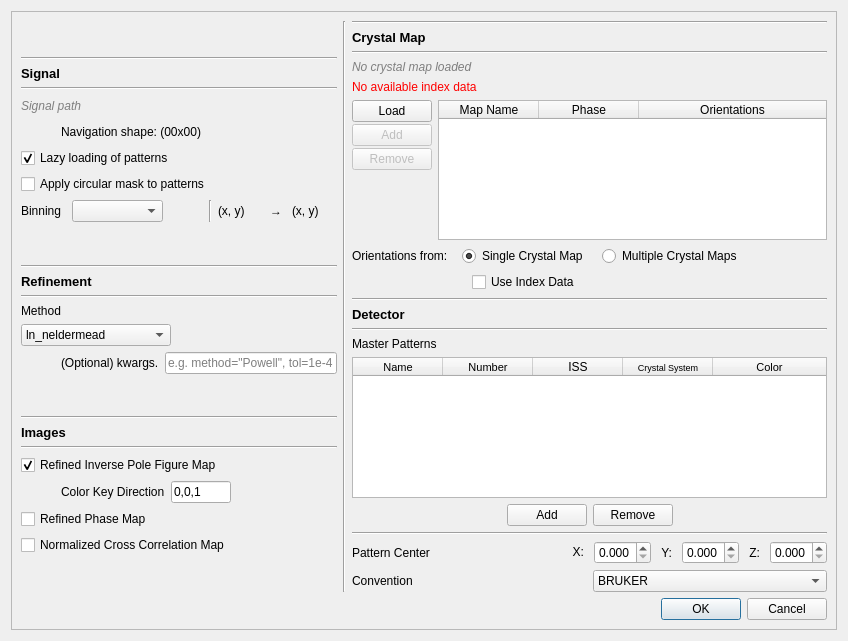
First picture: the form in ui/refine_setup.ui, repository EBSP-Indexer/EBSP-Indexer, before the edit.
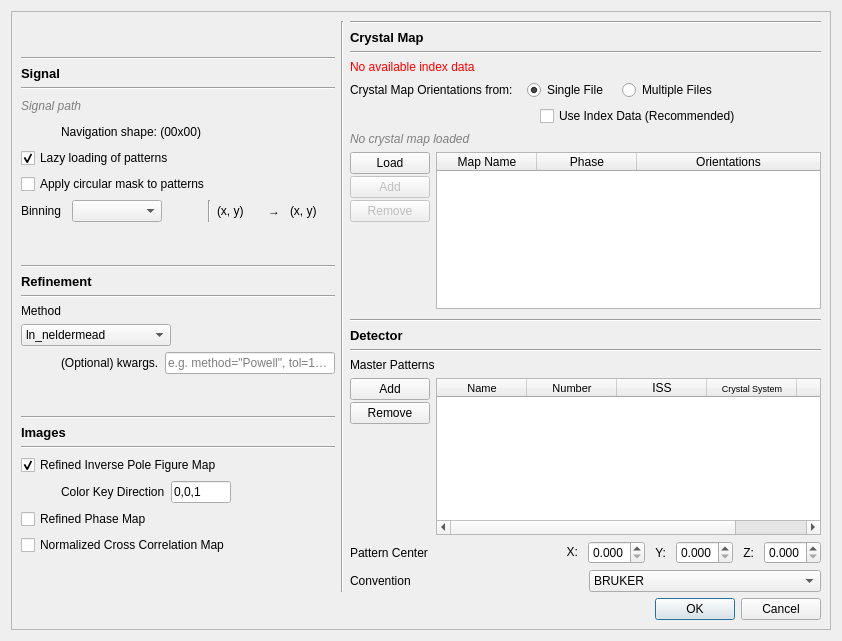
Second picture: the form after the edit.

Diff of the .ui file:
```diff
--- a/ui/refine_setup.ui
+++ b/ui/refine_setup.ui
@@ -6,7 +6,7 @@
    <rect>
     <x>0</x>
     <y>0</y>
-    <width>848</width>
+    <width>842</width>
     <height>641</height>
    </rect>
   </property>
@@ -575,7 +575,7 @@
        </widget>
       </item>
       <item row="2" column="3">
-       <layout class="QVBoxLayout" name="verticalLayout_2" stretch="0,0,0,0,0,0,0,0,0,0,0,0,0,0,0,0,0,0,0,1">
+       <layout class="QVBoxLayout" name="verticalLayout_2" stretch="0,0,0,0,0,0,0,0,0,0,0,0,0,0,0,0,0,1">
         <item>
          <widget class="Line" name="line_4">
           <property name="orientation">
@@ -604,27 +604,6 @@
           </property>
          </widget>
         </item>
-        <item>
-         <layout class="QHBoxLayout" name="horizontalLayout_5">
-          <item>
-           <widget class="QLabel" name="labelXmapPath">
-            <property name="font">
-             <font>
-              <weight>50</weight>
-              <italic>true</italic>
-              <bold>false</bold>
-             </font>
-            </property>
-            <property name="styleSheet">
-             <string notr="true">color: rgb(127, 127, 127);</string>
-            </property>
-            <property name="text">
-             <string>No crystal map loaded</string>
-            </property>
-           </widget>
-          </item>
-         </layout>
-        </item>
         <item>
          <widget class="QLabel" name="labelIndexDataStatus">
           <property name="styleSheet">
@@ -635,6 +614,138 @@
           </property>
          </widget>
         </item>
+        <item>
+         <layout class="QHBoxLayout" name="horizontalLayout_6">
+          <property name="spacing">
+           <number>14</number>
+          </property>
+          <item>
+           <widget class="QLabel" name="label_13">
+            <property name="text">
+             <string>Crystal Map Orientations from:</string>
+            </property>
+           </widget>
+          </item>
+          <item>
+           <widget class="QRadioButton" name="radioButtonSingleXmap">
+            <property name="enabled">
+             <bool>true</bool>
+            </property>
+            <property name="toolTip">
+             <string>&lt;html&gt;&lt;head/&gt;&lt;body&gt;&lt;p&gt;Refine orientations from a single crystal map. Should be used on Crystal Maps with only one phase. &lt;/p&gt;&lt;/body&gt;&lt;/html&gt;</string>
+            </property>
+            <property name="text">
+             <string>Single File</string>
+            </property>
+            <property name="checkable">
+             <bool>true</bool>
+            </property>
+            <property name="checked">
+             <bool>true</bool>
+            </property>
+           </widget>
+          </item>
+          <item>
+           <widget class="QRadioButton" name="radioButtonMultipleXmap">
+            <property name="enabled">
+             <bool>true</bool>
+            </property>
+            <property name="toolTip">
+             <string>&lt;html&gt;&lt;head/&gt;&lt;body&gt;&lt;p&gt;Refine orientations from multiple crystal maps to achieve a better merged results. Recommended when there are multiple phases present. &lt;/p&gt;&lt;/body&gt;&lt;/html&gt;</string>
+            </property>
+            <property name="text">
+             <string>Multiple Files</string>
+            </property>
+            <property name="checkable">
+             <bool>true</bool>
+            </property>
+           </widget>
+          </item>
+          <item>
+           <spacer name="horizontalSpacer_13">
+            <property name="orientation">
+             <enum>Qt::Horizontal</enum>
+            </property>
+            <property name="sizeHint" stdset="0">
+             <size>
+              <width>40</width>
+              <height>20</height>
+             </size>
+            </property>
+           </spacer>
+          </item>
+         </layout>
+        </item>
+        <item>
+         <layout class="QHBoxLayout" name="horizontalLayout_2">
+          <item>
+           <spacer name="horizontalSpacer_9">
+            <property name="orientation">
+             <enum>Qt::Horizontal</enum>
+            </property>
+            <property name="sizeType">
+             <enum>QSizePolicy::Fixed</enum>
+            </property>
+            <property name="sizeHint" stdset="0">
+             <size>
+              <width>190</width>
+              <height>0</height>
+             </size>
+            </property>
+           </spacer>
+          </item>
+          <item>
+           <widget class="QCheckBox" name="checkBoxData">
+            <property name="enabled">
+             <bool>true</bool>
+            </property>
+            <property name="toolTip">
+             <string>&lt;html&gt;&lt;head/&gt;&lt;body&gt;&lt;p&gt;Use saved indexing data (*.npy) to include more orientations which will be refined, should be used with multiple phases.&lt;/p&gt;&lt;/body&gt;&lt;/html&gt;</string>
+            </property>
+            <property name="text">
+             <string>Use Index Data (Recommended)</string>
+            </property>
+            <property name="checked">
+             <bool>false</bool>
+            </property>
+           </widget>
+          </item>
+          <item>
+           <spacer name="horizontalSpacer_5">
+            <property name="orientation">
+             <enum>Qt::Horizontal</enum>
+            </property>
+            <property name="sizeHint" stdset="0">
+             <size>
+              <width>40</width>
+              <height>20</height>
+             </size>
+            </property>
+           </spacer>
+          </item>
+         </layout>
+        </item>
+        <item>
+         <layout class="QHBoxLayout" name="horizontalLayout_5">
+          <item>
+           <widget class="QLabel" name="labelXmapPath">
+            <property name="font">
+             <font>
+              <weight>50</weight>
+              <italic>true</italic>
+              <bold>false</bold>
+             </font>
+            </property>
+            <property name="styleSheet">
+             <string notr="true">color: rgb(127, 127, 127);</string>
+            </property>
+            <property name="text">
+             <string>No crystal map loaded</string>
+            </property>
+           </widget>
+          </item>
+         </layout>
+        </item>
         <item>
          <layout class="QHBoxLayout" name="layoutIndexData"/>
         </item>
@@ -738,62 +849,6 @@
           </item>
          </layout>
         </item>
-        <item>
-         <layout class="QHBoxLayout" name="horizontalLayout_6">
-          <property name="spacing">
-           <number>14</number>
-          </property>
-          <item>
-           <widget class="QLabel" name="label_13">
-            <property name="text">
-             <string>Orientations from:</string>
-            </property>
-           </widget>
-          </item>
-          <item>
-           <widget class="QRadioButton" name="radioButtonSingleXmap">
-            <property name="enabled">
-             <bool>true</bool>
-            </property>
-            <property name="text">
-             <string>Single Crystal Map</string>
-            </property>
-            <property name="checkable">
-             <bool>true</bool>
-            </property>
-            <property name="checked">
-             <bool>true</bool>
-            </property>
-           </widget>
-          </item>
-          <item>
-           <widget class="QRadioButton" name="radioButtonMultipleXmap">
-            <property name="enabled">
-             <bool>true</bool>
-            </property>
-            <property name="text">
-             <string>Multiple Crystal Maps</string>
-            </property>
-            <property name="checkable">
-             <bool>true</bool>
-            </property>
-           </widget>
-          </item>
-          <item>
-           <spacer name="horizontalSpacer_13">
-            <property name="orientation">
-             <enum>Qt::Horizontal</enum>
-            </property>
-            <property name="sizeHint" stdset="0">
-             <size>
-              <width>40</width>
-              <height>20</height>
-             </size>
-            </property>
-           </spacer>
-          </item>
-         </layout>
-        </item>
         <item>
          <spacer name="verticalSpacer_10">
           <property name="orientation">
@@ -807,52 +862,6 @@
           </property>
          </spacer>
         </item>
-        <item>
-         <layout class="QHBoxLayout" name="horizontalLayout_2">
-          <item>
-           <spacer name="horizontalSpacer_9">
-            <property name="orientation">
-             <enum>Qt::Horizontal</enum>
-            </property>
-            <property name="sizeType">
-             <enum>QSizePolicy::Fixed</enum>
-            </property>
-            <property name="sizeHint" stdset="0">
-             <size>
-              <width>120</width>
-              <height>0</height>
-             </size>
-            </property>
-           </spacer>
-          </item>
-          <item>
-           <widget class="QCheckBox" name="checkBoxData">
-            <property name="enabled">
-             <bool>true</bool>
-            </property>
-            <property name="text">
-             <string>Use Index Data</string>
-            </property>
-            <property name="checked">
-             <bool>false</bool>
-            </property>
-           </widget>
-          </item>
-          <item>
-           <spacer name="horizontalSpacer_5">
-            <property name="orientation">
-             <enum>Qt::Horizontal</enum>
-            </property>
-            <property name="sizeHint" stdset="0">
-             <size>
-              <width>40</width>
-              <height>20</height>
-             </size>
-            </property>
-           </spacer>
-          </item>
-         </layout>
-        </item>
         <item>
          <widget class="Line" name="line_19">
           <property name="orientation">
@@ -889,6 +898,48 @@
          </widget>
         </item>
         <item>
+         <layout class="QHBoxLayout" name="horizontalLayout_8">
+          <item>
+           <layout class="QVBoxLayout" name="verticalLayout_10">
+            <property name="spacing">
+             <number>2</number>
+            </property>
+            <item>
+             <widget class="QPushButton" name="pushButtonLoadMP">
+              <property name="toolTip">
+               <string>&lt;html&gt;&lt;head/&gt;&lt;body&gt;&lt;p&gt;Add phase from master pattern (*.h5)&lt;/p&gt;&lt;/body&gt;&lt;/html&gt;</string>
+              </property>
+              <property name="text">
+               <string>Add</string>
+              </property>
+             </widget>
+            </item>
+            <item>
+             <widget class="QPushButton" name="pushButtonRemoveMP">
+              <property name="toolTip">
+               <string>&lt;html&gt;&lt;head/&gt;&lt;body&gt;&lt;p&gt;Remove the selected phase&lt;/p&gt;&lt;/body&gt;&lt;/html&gt;</string>
+              </property>
+              <property name="text">
+               <string>Remove</string>
+              </property>
+             </widget>
+            </item>
+            <item>
+             <spacer name="horizontalSpacer_3">
+              <property name="orientation">
+               <enum>Qt::Vertical</enum>
+              </property>
+              <property name="sizeHint" stdset="0">
+               <size>
+                <width>20</width>
+                <height>40</height>
+               </size>
+              </property>
+             </spacer>
+            </item>
+           </layout>
+          </item>
+          <item>
          <widget class="QTableWidget" name="tableWidgetMP">
           <property name="minimumSize">
            <size>
@@ -905,6 +956,9 @@
           <attribute name="horizontalHeaderStretchLastSection">
            <bool>true</bool>
           </attribute>
+            <attribute name="verticalHeaderVisible">
+             <bool>false</bool>
+            </attribute>
           <attribute name="verticalHeaderStretchLastSection">
            <bool>false</bool>
           </attribute>
@@ -967,63 +1021,8 @@
           </column>
          </widget>
         </item>
-        <item>
-         <layout class="QHBoxLayout" name="horizontalLayout_3">
-          <item>
-           <spacer name="horizontalSpacer_3">
-            <property name="orientation">
-             <enum>Qt::Horizontal</enum>
-            </property>
-            <property name="sizeHint" stdset="0">
-             <size>
-              <width>40</width>
-              <height>20</height>
-             </size>
-            </property>
-           </spacer>
-          </item>
-          <item>
-           <widget class="QPushButton" name="pushButtonLoadMP">
-            <property name="toolTip">
-             <string>&lt;html&gt;&lt;head/&gt;&lt;body&gt;&lt;p&gt;Add phase from master pattern (*.h5)&lt;/p&gt;&lt;/body&gt;&lt;/html&gt;</string>
-            </property>
-            <property name="text">
-             <string>Add</string>
-            </property>
-           </widget>
-          </item>
-          <item>
-           <widget class="QPushButton" name="pushButtonRemoveMP">
-            <property name="toolTip">
-             <string>&lt;html&gt;&lt;head/&gt;&lt;body&gt;&lt;p&gt;Remove the selected phase&lt;/p&gt;&lt;/body&gt;&lt;/html&gt;</string>
-            </property>
-            <property name="text">
-             <string>Remove</string>
-            </property>
-           </widget>
-          </item>
-          <item>
-           <spacer name="horizontalSpacer_2">
-            <property name="orientation">
-             <enum>Qt::Horizontal</enum>
-            </property>
-            <property name="sizeHint" stdset="0">
-             <size>
-              <width>40</width>
-              <height>20</height>
-             </size>
-            </property>
-           </spacer>
-          </item>
          </layout>
         </item>
-        <item>
-         <widget class="Line" name="line">
-          <property name="orientation">
-           <enum>Qt::Horizontal</enum>
-          </property>
-         </widget>
-        </item>
         <item>
          <layout class="QHBoxLayout" name="horizontalLayout_13">
           <property name="spacing">
```
Left out of the diff: 9 changed lines with no effect on the pictures. Lines whose indentation alone changed are shown as unchanged.
